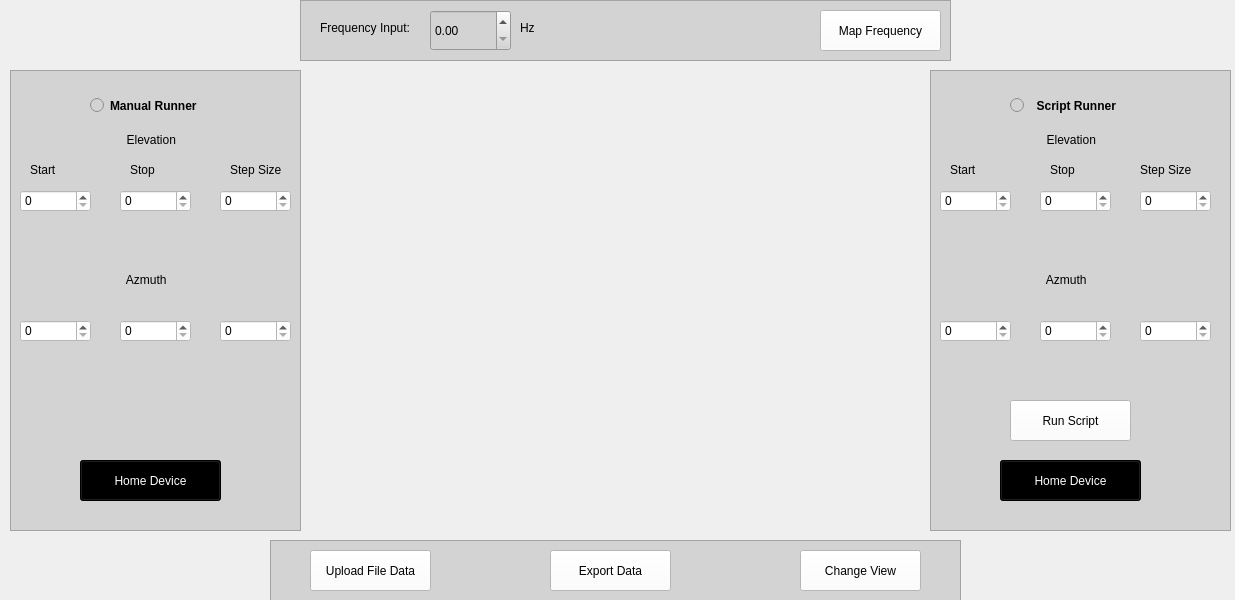
Qt form softwareDesktopGUI/AntennaAnalyzer/AntennaAnalyze.ui (hamzashahid711/AntennaRadiationPatterns) before a commit.
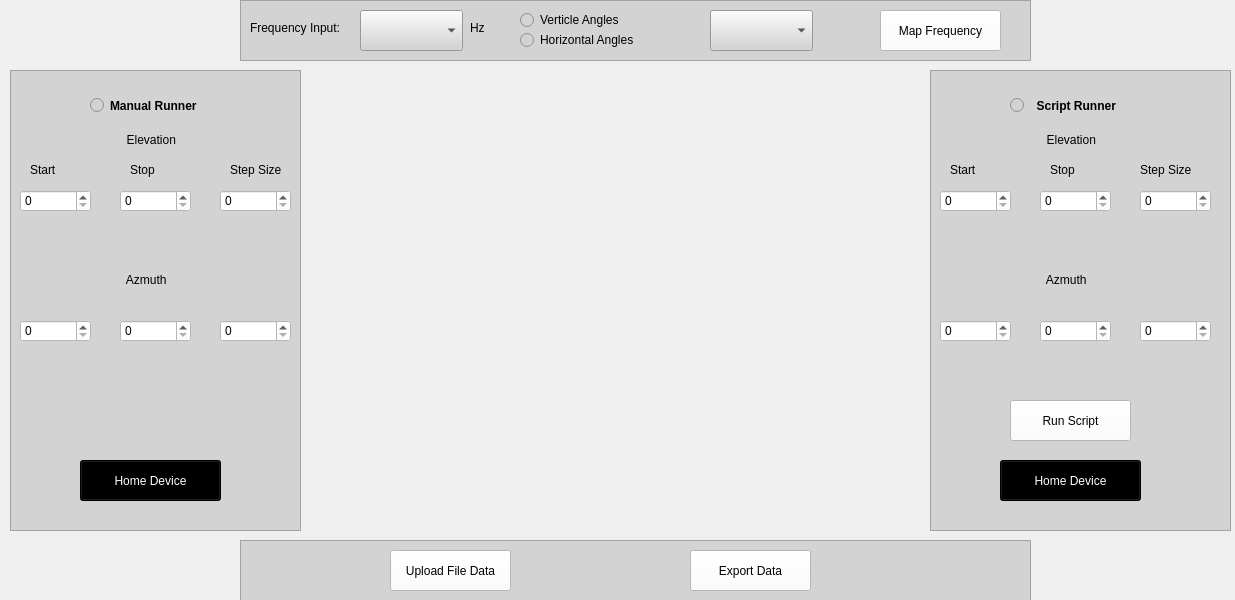
The same form after that commit.

What changed in the file:
```diff
--- a/softwareDesktopGUI/AntennaAnalyzer/AntennaAnalyze.ui
+++ b/softwareDesktopGUI/AntennaAnalyzer/AntennaAnalyze.ui
@@ -241,9 +241,9 @@
   <widget class="QFrame" name="buttonContainer">
    <property name="geometry">
     <rect>
-     <x>270</x>
+     <x>240</x>
      <y>540</y>
-     <width>691</width>
+     <width>791</width>
      <height>61</height>
     </rect>
    </property>
@@ -259,7 +259,7 @@
    <widget class="QPushButton" name="uploadData">
     <property name="geometry">
      <rect>
-      <x>40</x>
+      <x>150</x>
       <y>10</y>
       <width>121</width>
       <height>41</height>
@@ -276,7 +276,7 @@
    <widget class="QPushButton" name="exportData">
     <property name="geometry">
      <rect>
-      <x>280</x>
+      <x>450</x>
       <y>10</y>
       <width>121</width>
       <height>41</height>
@@ -289,30 +289,13 @@
      <string>Export Data</string>
     </property>
    </widget>
-   <widget class="QPushButton" name="changeView">
-    <property name="geometry">
-     <rect>
-      <x>530</x>
-      <y>10</y>
-      <width>121</width>
-      <height>41</height>
-     </rect>
-    </property>
-    <property name="styleSheet">
-     <string notr="true">background-color:rgb(255,255,255)
-</string>
-    </property>
-    <property name="text">
-     <string>Change View</string>
-    </property>
-   </widget>
   </widget>
   <widget class="QFrame" name="fruqencyMapContainer">
    <property name="geometry">
     <rect>
-     <x>300</x>
+     <x>240</x>
      <y>0</y>
-     <width>651</width>
+     <width>791</width>
      <height>61</height>
     </rect>
    </property>
@@ -328,7 +311,7 @@
    <widget class="QPushButton" name="mapFrequency">
     <property name="geometry">
      <rect>
-      <x>520</x>
+      <x>640</x>
       <y>10</y>
       <width>121</width>
       <height>41</height>
@@ -344,7 +327,7 @@
    <widget class="QLabel" name="frequencyInputLabel">
     <property name="geometry">
      <rect>
-      <x>20</x>
+      <x>10</x>
       <y>20</y>
       <width>101</width>
       <height>16</height>
@@ -357,7 +340,7 @@
    <widget class="QLabel" name="hz">
     <property name="geometry">
      <rect>
-      <x>220</x>
+      <x>230</x>
       <y>20</y>
       <width>58</width>
       <height>16</height>
@@ -367,12 +350,48 @@
      <string>Hz</string>
     </property>
    </widget>
-   <widget class="QDoubleSpinBox" name="doubleSpinBox">
+   <widget class="QComboBox" name="frequencyDropDown">
     <property name="geometry">
      <rect>
-      <x>130</x>
+      <x>120</x>
       <y>10</y>
-      <width>81</width>
+      <width>103</width>
+      <height>41</height>
+     </rect>
+    </property>
+   </widget>
+   <widget class="QRadioButton" name="verticleAngles">
+    <property name="geometry">
+     <rect>
+      <x>280</x>
+      <y>10</y>
+      <width>121</width>
+      <height>20</height>
+     </rect>
+    </property>
+    <property name="text">
+     <string>Verticle Angles</string>
+    </property>
+   </widget>
+   <widget class="QRadioButton" name="horizontalAngles">
+    <property name="geometry">
+     <rect>
+      <x>280</x>
+      <y>30</y>
+      <width>131</width>
+      <height>20</height>
+     </rect>
+    </property>
+    <property name="text">
+     <string>Horizontal Angles</string>
+    </property>
+   </widget>
+   <widget class="QComboBox" name="anglesDropDown">
+    <property name="geometry">
+     <rect>
+      <x>470</x>
+      <y>10</y>
+      <width>103</width>
       <height>41</height>
      </rect>
     </property>
```
